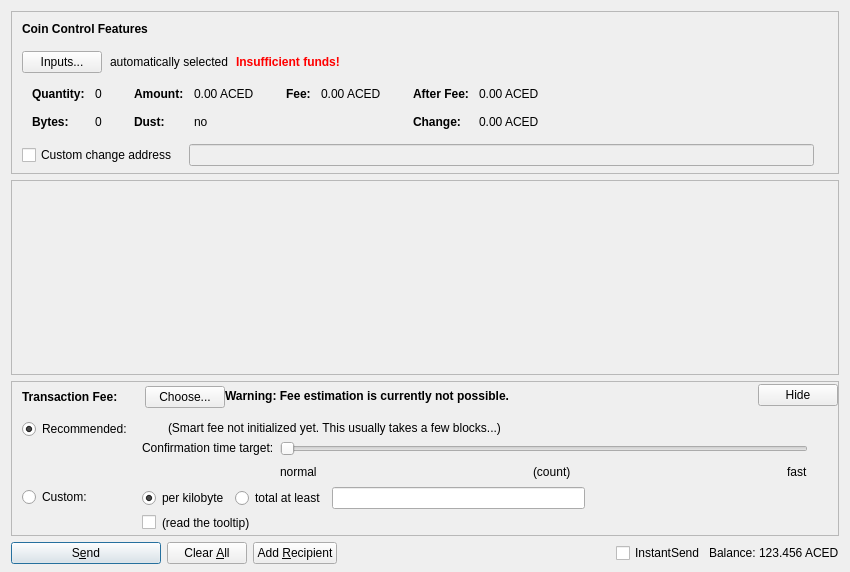
Qt form src/qt/forms/sendcoinsdialog.ui (Acedcoin/AceD) before a commit.
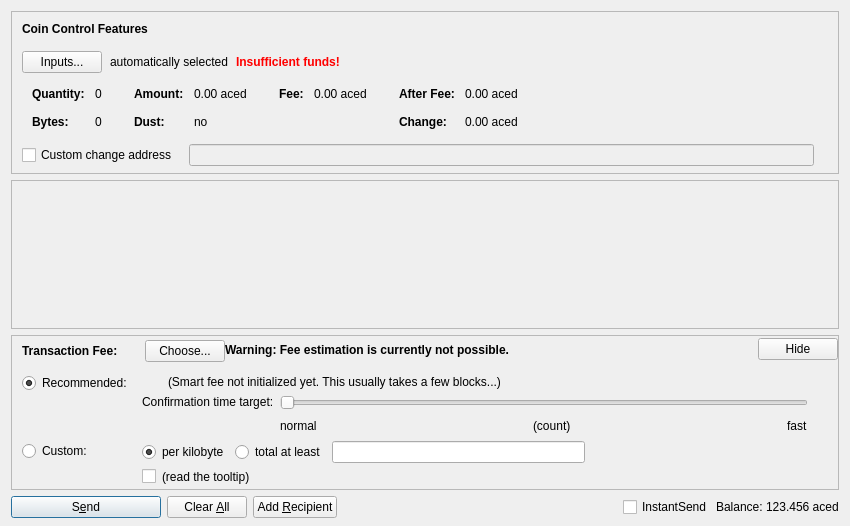
The same form after that commit. Custom widgets are drawn as their Qt base class.

What changed in the file:
```diff
--- a/src/qt/forms/sendcoinsdialog.ui
+++ b/src/qt/forms/sendcoinsdialog.ui
@@ -7,7 +7,7 @@
     <x>0</x>
     <y>0</y>
     <width>850</width>
-    <height>572</height>
+    <height>526</height>
    </rect>
   </property>
   <property name="windowTitle">
@@ -324,7 +324,7 @@
                   <enum>Qt::ActionsContextMenu</enum>
                  </property>
                  <property name="text">
-                  <string notr="true">0.00 ACED</string>
+                  <string notr="true">0.00 aced</string>
                  </property>
                  <property name="textInteractionFlags">
                   <set>Qt::LinksAccessibleByMouse|Qt::TextSelectableByKeyboard|Qt::TextSelectableByMouse</set>
@@ -404,7 +404,7 @@
                   <enum>Qt::ActionsContextMenu</enum>
                  </property>
                  <property name="text">
-                  <string notr="true">0.00 ACED</string>
+                  <string notr="true">0.00 aced</string>
                  </property>
                  <property name="textInteractionFlags">
                   <set>Qt::LinksAccessibleByMouse|Qt::TextSelectableByKeyboard|Qt::TextSelectableByMouse</set>
@@ -455,7 +455,7 @@
                   <enum>Qt::ActionsContextMenu</enum>
                  </property>
                  <property name="text">
-                  <string notr="true">0.00 ACED</string>
+                  <string notr="true">0.00 aced</string>
                  </property>
                  <property name="textInteractionFlags">
                   <set>Qt::LinksAccessibleByMouse|Qt::TextSelectableByKeyboard|Qt::TextSelectableByMouse</set>
@@ -484,7 +484,7 @@
                   <enum>Qt::ActionsContextMenu</enum>
                  </property>
                  <property name="text">
-                  <string notr="true">0.00 ACED</string>
+                  <string notr="true">0.00 aced</string>
                  </property>
                  <property name="textInteractionFlags">
                   <set>Qt::LinksAccessibleByMouse|Qt::TextSelectableByKeyboard|Qt::TextSelectableByMouse</set>
@@ -587,8 +587,8 @@
        <rect>
         <x>0</x>
         <y>0</y>
-        <width>824</width>
-        <height>69</height>
+        <width>830</width>
+        <height>104</height>
        </rect>
       </property>
       <layout class="QVBoxLayout" name="verticalLayout_2" stretch="0,1">
@@ -1310,7 +1310,7 @@
           <cursorShape>IBeamCursor</cursorShape>
          </property>
          <property name="text">
-          <string notr="true">123.456 ACED</string>
+          <string notr="true">123.456 aced</string>
          </property>
          <property name="textInteractionFlags">
           <set>Qt::LinksAccessibleByMouse|Qt::TextSelectableByKeyboard|Qt::TextSelectableByMouse</set>
```
Left out of the diff: 14 changed lines with no effect on the pictures.
